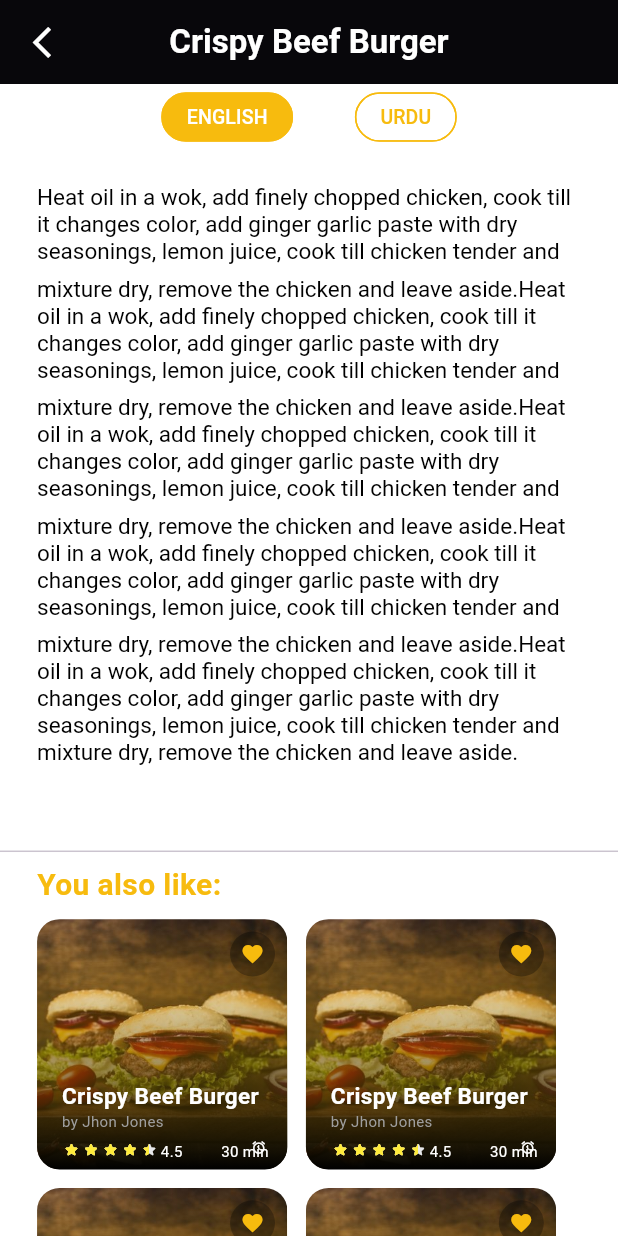
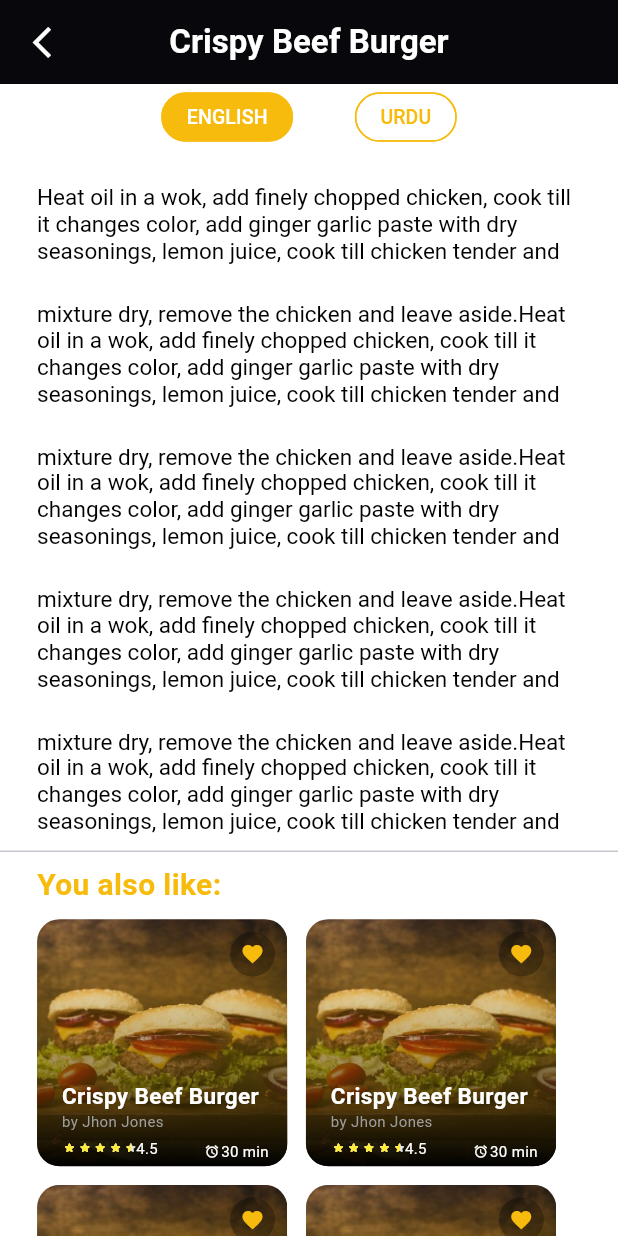
Before and after one commit to ashrafarif59/food, a Flutter app: the saleProductDetail screen opened directly, scrolled down 576 dp, on a phone screen of 412 x 824 dp. Run offline on Flutter 3.47's test engine with Material 2 defaults, Android fonts, the phone set to English and light mode, and no system bars; drawn by our look-alikes of flutter_rating_stars; our stand-ins replace flutter_svg, font_awesome_flutter, sizer, timeline_tile.

```diff
--- a/lib/view/screen/home_component/burgerGrid.dart
+++ b/lib/view/screen/home_component/burgerGrid.dart
@@ -90,13 +90,13 @@ class _burgerGridState extends State<burgerGrid> {
                       widget.rating = v;
                     });
                   },
-                  starSize: 8.sp,
+                  starSize: 6.sp,
                   valueLabelVisibility: false,
                 ),
               ),
               Positioned(
-                  top: 17.9.h,
-                  left: 10.h,
+                  top: 17.7.h,
+                  left: 8.h,
                   child: Text('4.5',
                       style :TextStyle(
                           color: Colors.white,
@@ -105,8 +105,8 @@ class _burgerGridState extends State<burgerGrid> {
                   )
               ),
               Positioned(
-                  top: 17.9.h,
-                  right: 1.7.h,
+                  top: 18.2.h,
+                  right: 5.5.h,
                   child: Icon(Icons.alarm,
                     color: Colors.white,
                     size: 10,)
--- a/lib/view/screen/saleproduct/productDetail.dart
+++ b/lib/view/screen/saleproduct/productDetail.dart
@@ -127,7 +127,7 @@ class _saleProductDetailState extends State<saleProductDetail> {
                                 //    style: TextStyle(color: Colors.black87,fontWeight: FontWeight.bold)
                                 ),
                                 WidgetSpan(
-                                  child: SizedBox(height: 3.h,)
+                                  child: SizedBox(height: 5.h,)
                                 ),
                                 TextSpan(
                                     text: 'Heat oil in a wok, add finely chopped chicken, cook till it changes'
@@ -137,7 +137,7 @@ class _saleProductDetailState extends State<saleProductDetail> {
                                 //    style: TextStyle(color: Colors.black87,fontWeight: FontWeight.bold)
                                 ),
                                 WidgetSpan(
-                                    child: SizedBox(height: 3.h,)
+                                    child: SizedBox(height: 5.h,)
                                 ),
                                 TextSpan(
                                   text: 'Heat oil in a wok, add finely chopped chicken, cook till it changes'
@@ -147,7 +147,7 @@ class _saleProductDetailState extends State<saleProductDetail> {
                                   //    style: TextStyle(color: Colors.black87,fontWeight: FontWeight.bold)
                                 ),
                                 WidgetSpan(
-                                    child: SizedBox(height: 3.h,)
+                                    child: SizedBox(height: 5.h,)
                                 ),
                                 TextSpan(
                                   text: 'Heat oil in a wok, add finely chopped chicken, cook till it changes'
@@ -158,7 +158,7 @@ class _saleProductDetailState extends State<saleProductDetail> {
                                 ),
 
                                 WidgetSpan(
-                                    child: SizedBox(height: 3.h,)
+                                    child: SizedBox(height: 5.h,)
                                 ),
                                 TextSpan(
                                   text: 'Heat oil in a wok, add finely chopped chicken, cook till it changes'
@@ -229,7 +229,7 @@ class _saleProductDetailState extends State<saleProductDetail> {
                                   scrollDirection: Axis.vertical,
                                   itemCount: 16  ,
                                   gridDelegate: SliverGridDelegateWithFixedCrossAxisCount(
-
+                                      mainAxisExtent :20.h,
                                       crossAxisCount: 2,
                                       mainAxisSpacing: 1.5.h,
                                       crossAxisSpacing: 1.5.h
@@ -245,7 +245,8 @@ class _saleProductDetailState extends State<saleProductDetail> {
                                                       saleProduct()
                                               ));
                                         },
-                                        child: burgerGrid(Index: index)
+                                        child: //Container()
+                                        burgerGrid(Index: index)
 
                                     );
 
--- a/pubspec.yaml
+++ b/pubspec.yaml
@@ -41,6 +41,7 @@ dependencies:
   flutter_svg: ^2.0.7
   timelines: ^0.1.0
   timeline_tile: ^2.0.0
+  form_field_validator: ^1.1.0
 
 
 dev_dependencies:
```
Also changed, not shown: lib/view/screen/login_screen.dart (+13 -1 lines), lib/widget/textfield.dart (+16 -8 lines), pubspec.lock.
